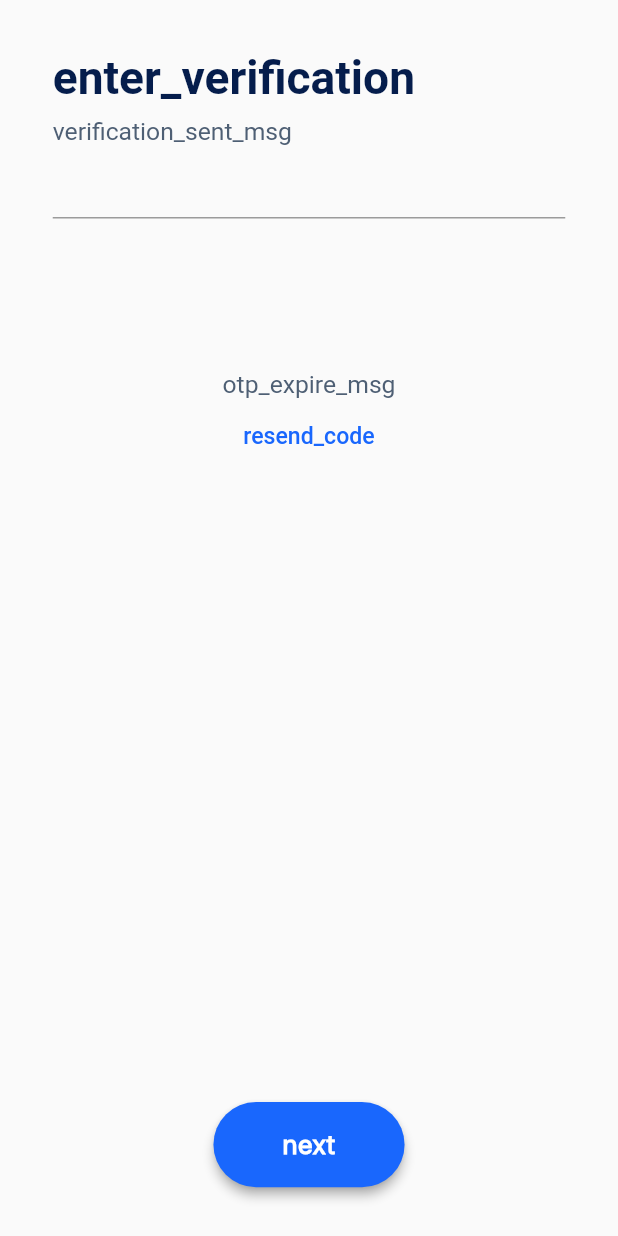
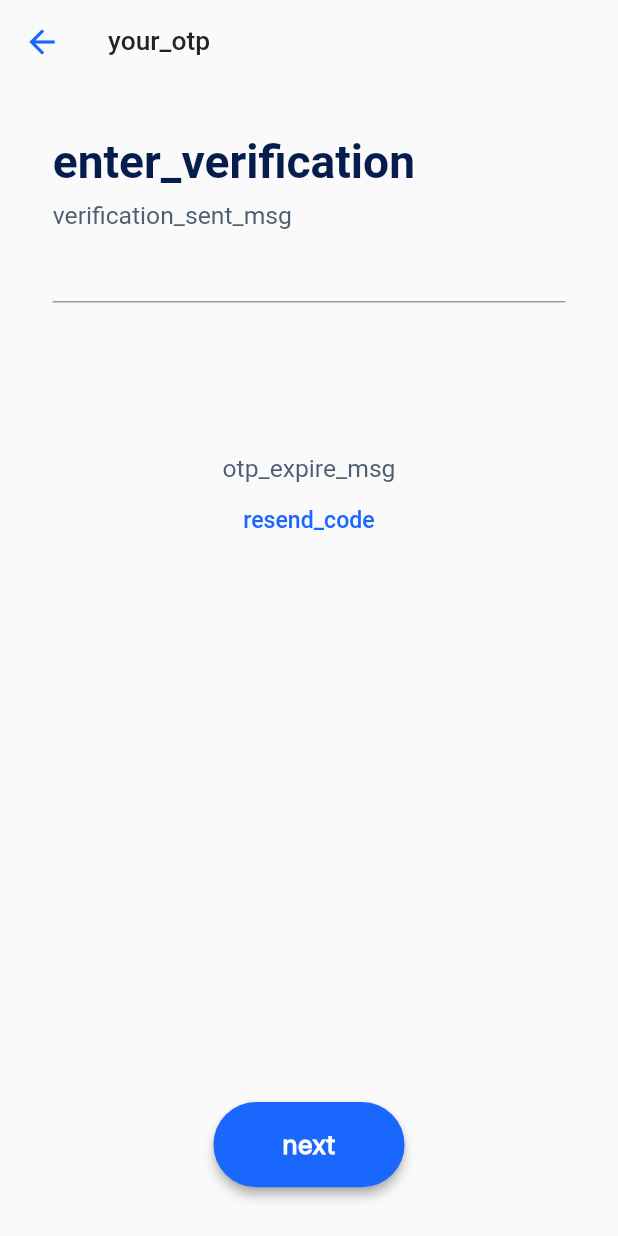
Before and after one commit to milind-nagarro/FAB-NHL, a Flutter app: the Verification screen opened by its route, on a phone screen of 412 x 824 dp. Run offline on Flutter 3.47's test engine with Material 2 defaults, Android fonts, the phone set to English and light mode, and no system bars; our stand-ins replace flutter_screenutil, get, get_storage, google_fonts, pinput; accounts and stored records are empty; Roboto replaces fonts that are missing (GraphikSemibold, SF Pro Text).

Commit message:
UI tweaks.

```diff
--- a/lib/common/Style.dart
+++ b/lib/common/Style.dart
@@ -61,8 +61,7 @@ class FABStyles {
     // primarySwatch: Colors.green,
     colorScheme: ColorScheme.fromSwatch()
         .copyWith(primary: primaryLabelColor, secondary: primaryLabelColor),
-    textSelectionTheme:
-        const TextSelectionThemeData(cursorColor: primaryLabelColor),
+    textSelectionTheme: TextSelectionThemeData(cursorColor: primaryLabelColor),
   );
 }
 
@@ -101,7 +100,7 @@ class FABWidget {
       leadingWidth: hasCancel ? 80.w : null,
       leading: hasCancel
           ? TextButton(
-              onPressed: () => {backAction},
+              onPressed: backAction,
               child: Text(
                 'Cancel',
                 style: TextStyle(fontFamily: 'SF Pro Text', fontSize: 15.w),
--- a/lib/locale/English.dart
+++ b/lib/locale/English.dart
@@ -22,6 +22,7 @@ const Map<String, String> labels = {
       'The verification code is sent to your registered mobile number',
   'otp_expire_msg': 'Your code will expire in ',
   'resend_code': 'Resend code',
+  'your_otp': 'Your OTP',
 // Setup PIN
   'set_pin': 'Set PIN',
   'create_memorable_pin': 'Create a memorable PIN',
--- a/lib/module/register/RegisterMobile.dart
+++ b/lib/module/register/RegisterMobile.dart
@@ -18,7 +18,7 @@ class RegisterMobile extends StatelessWidget {
   @override
   Widget build(BuildContext context) {
     return Scaffold(
-        appBar: FABWidget.appTopBar('Register'),
+        appBar: FABWidget.appTopBar('register'.tr),
         body: SafeArea(
           child: Padding(
             padding: EdgeInsets.symmetric(horizontal: 32.w, vertical: 32.h),
--- a/lib/module/verification/Verification.dart
+++ b/lib/module/verification/Verification.dart
@@ -1,11 +1,8 @@
 import 'package:fab_nhl/common/AppColor.dart';
 import 'package:fab_nhl/common/Style.dart';
 import 'package:flutter/material.dart';
-import 'package:flutter/widgets.dart';
 import 'package:flutter_screenutil/flutter_screenutil.dart';
-import 'package:get/get_core/src/get_main.dart';
-import 'package:get/get_instance/src/extension_instance.dart';
-import 'package:get/get_utils/src/extensions/internacionalization.dart';
+import 'package:get/get.dart';
 
 import 'VerificationController.dart';
 
@@ -17,10 +14,10 @@ class Verification extends StatelessWidget {
     final VerificationController controller = Get.find();
 
     return Scaffold(
+        appBar: FABWidget.appTopBar('your_otp'.tr),
         body: SafeArea(
           child: Padding(
             padding: EdgeInsets.symmetric(horizontal: 32.w, vertical: 32.h),
-        child: Container(
             child: Stack(children: [
               Column(
                 crossAxisAlignment: CrossAxisAlignment.start,
@@ -62,7 +59,6 @@ class Verification extends StatelessWidget {
               ),
             ]),
           ),
-      ),
         ));
   }
 }
--- a/lib/route/AppPages.dart
+++ b/lib/route/AppPages.dart
@@ -10,7 +10,7 @@ import 'package:fab_nhl/route/RoutePaths.dart' as path;
 import 'package:get/get.dart';
 
 class AppPages {
-  static const INITIAL = path.setupPin;
+  static const INITIAL = path.welcome;
 
   static final routes = [
     GetPage(
```
Also changed, not shown: lib/module/setuppin/SetupConfirmPinPage.dart (+6 -6 lines). Lines whose indentation alone changed are shown as unchanged.
